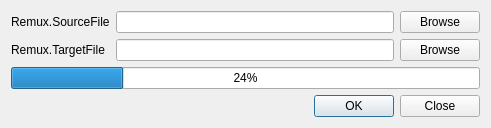
deepin-community/obs-studio, file UI/forms/OBSRemux.ui: the form before one commit.
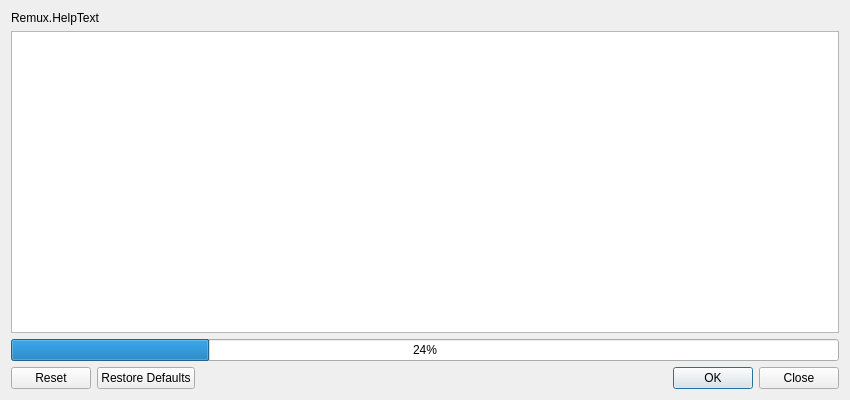
The form after the commit.

What changed in the file:
```diff
--- a/UI/forms/OBSRemux.ui
+++ b/UI/forms/OBSRemux.ui
@@ -6,76 +6,61 @@
    <rect>
     <x>0</x>
     <y>0</y>
-    <width>491</width>
-    <height>124</height>
+    <width>850</width>
+    <height>400</height>
    </rect>
   </property>
   <property name="windowTitle">
    <string>RemuxRecordings</string>
   </property>
-   <layout class="QGridLayout" name="formLayout">
-    <item row="1" column="0">
+  <layout class="QGridLayout" name="gridLayout">
+   <item row="0" column="0">
      <widget class="QLabel" name="label">
       <property name="text">
-       <string>Remux.SourceFile</string>
+      <string>Remux.HelpText</string>
       </property>
      </widget>
     </item>
+   <item row="3" column="0">
+    <layout class="QHBoxLayout" name="horizontalLayout_4">
+     <property name="spacing">
+      <number>6</number>
+     </property>
+     <item>
+      <widget class="QDialogButtonBox" name="buttonBox">
+       <property name="standardButtons">
+        <set>QDialogButtonBox::Close|QDialogButtonBox::Ok|QDialogButtonBox::Reset|QDialogButtonBox::RestoreDefaults</set>
+       </property>
+      </widget>
+     </item>
+    </layout>
+   </item>
+   <item row="1" column="0">
+    <widget class="QTableView" name="tableView">
+     <property name="selectionMode">
+      <enum>QAbstractItemView::NoSelection</enum>
+     </property>
+     <attribute name="horizontalHeaderDefaultSectionSize">
+      <number>23</number>
+     </attribute>
+     <attribute name="horizontalHeaderMinimumSectionSize">
+      <number>23</number>
+     </attribute>
+     <attribute name="verticalHeaderVisible">
+      <bool>false</bool>
+     </attribute>
+     <attribute name="verticalHeaderDefaultSectionSize">
+      <number>23</number>
+     </attribute>
+    </widget>
+   </item>
     <item row="2" column="0">
-     <widget class="QLabel" name="label_2">
-      <property name="text">
-       <string>Remux.TargetFile</string>
-      </property>
-     </widget>
-    </item>
-    <item row="1" column="1">
-     <layout class="QHBoxLayout" name="horizontalLayout_2">
-      <item>
-       <widget class="QLineEdit" name="sourceFile">
-       </widget>
-      </item>
-      <item>
-       <widget class="QPushButton" name="browseSource">
-        <property name="text">
-         <string>Browse</string>
-        </property>
-       </widget>
-      </item>
-     </layout>
-    </item>
-    <item row="2" column="1">
-     <layout class="QHBoxLayout" name="horizontalLayout_3">
-      <item>
-       <widget class="QLineEdit" name="targetFile">
-       </widget>
-      </item>
-      <item>
-       <widget class="QPushButton" name="browseTarget">
-        <property name="text">
-         <string>Browse</string>
-        </property>
-       </widget>
-      </item>
-     </layout>
-    </item>
-    <item row="3" column="0" colspan="2">
      <widget class="QProgressBar" name="progressBar">
       <property name="value">
        <number>24</number>
       </property>
      </widget>
     </item>
-    <item row="4" column="1">
-     <layout class="QHBoxLayout" name="horizontalLayout_4">
-      <item>
-       <widget class="QDialogButtonBox" name="buttonBox">
-        <property name="standardButtons">
-         <set>QDialogButtonBox::Ok|QDialogButtonBox::Close</set>
-        </property>
-       </widget>
-      </item>
-     </layout>
-    </item>
    </layout>
  </widget>
  <resources/>
```
Lines whose indentation alone changed are shown as unchanged.
